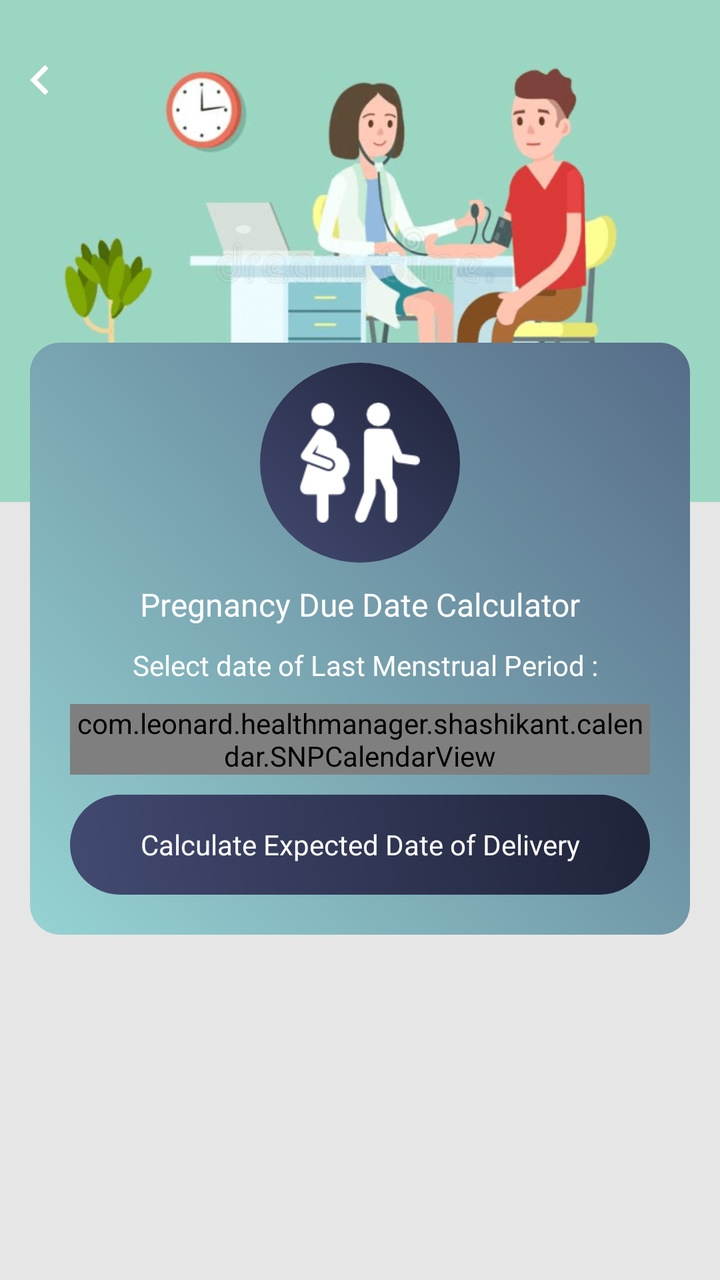
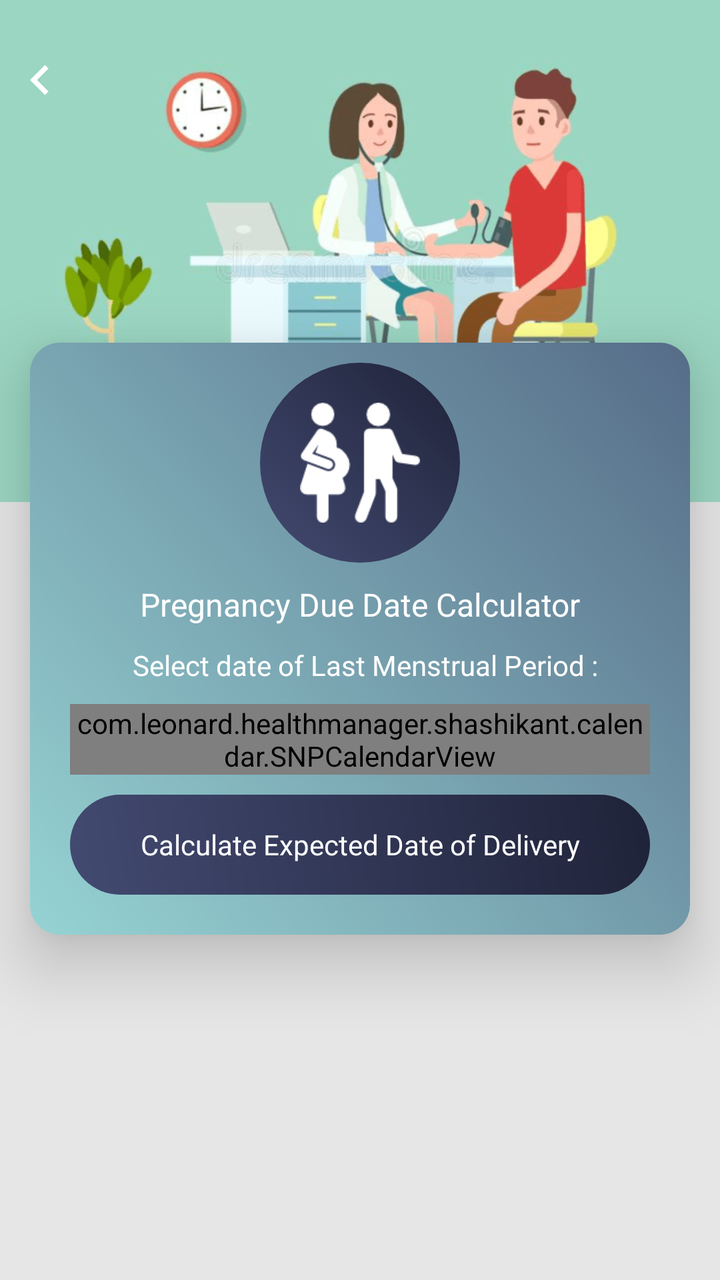

Two renders of the same Android screen: before a commit and after it. Below are the layout's source before the change and the commit's diff.
<!-- AndroidManifest.xml: application theme AppTheme -->
<!-- res/layout/pregnancy_due_date_calculator.xml -->
<?xml version="1.0" encoding="utf-8"?>
<RelativeLayout xmlns:android="http://schemas.android.com/apk/res/android"
    xmlns:aapt="http://schemas.android.com/aapt"
    xmlns:app="http://schemas.android.com/apk/res-auto"
    android:layout_width="match_parent"
    android:layout_height="match_parent"
    android:background="@color/gray_color"
    android:orientation="vertical">

    <RelativeLayout
        android:id="@+id/banner"
        android:layout_width="match_parent"
        android:layout_height="wrap_content"
        android:background="@mipmap/calculator_banner_2">

    </RelativeLayout>

    <ImageView
        android:id="@+id/iv_back"
        android:layout_width="40dp"
        android:layout_height="40dp"
        android:layout_alignParentLeft="true"
        android:layout_alignParentTop="true"
        android:layout_marginTop="20dp"
        android:padding="5dp"
        android:src="@drawable/ic_chevron_left_white_24dp" />


    <LinearLayout
        android:id="@+id/cardviewone"
        android:layout_marginBottom="60dp"
        android:layout_width="match_parent"
        android:layout_height="wrap_content"
        android:layout_below="@+id/banner"
        android:layout_marginLeft="@dimen/text_15"
        android:layout_marginTop="-80dp"
        android:layout_marginRight="@dimen/text_15"
        android:orientation="horizontal"
        android:background="@drawable/a2_grad_black"
        app:cardElevation="20dip">


        <ScrollView
            android:layout_width="match_parent"
            android:layout_height="wrap_content"
            android:layout_above="@+id/normal_ad_include"
            android:layout_below="@+id/tv_pregnancy">

            <LinearLayout
                android:layout_width="match_parent"
                android:layout_height="wrap_content"
                android:layout_centerInParent="true"

                android:orientation="vertical">

                <RelativeLayout
                    android:layout_width="match_parent"
                    android:layout_height="wrap_content"
                    android:layout_above="@+id/cardviewone"
                    android:layout_marginTop="10dp">

                    <RelativeLayout
                        android:id="@+id/rel12"
                        android:layout_width="100dp"
                        android:layout_height="100dp"
                        android:layout_centerInParent="true"
                        android:background="@drawable/a3_grad">

                        <ImageView
                            android:id="@+id/iv_pregnancy"
                            android:layout_width="60dp"
                            android:layout_height="60dp"
                            android:layout_centerInParent="true"
                            android:layout_centerHorizontal="true"
                            android:src="@drawable/img_pregnancy_due_date" />
                    </RelativeLayout>
                </RelativeLayout>


                <TextView
                    android:id="@+id/tv_pregnancy"
                    android:layout_width="match_parent"
                    android:layout_height="wrap_content"
                    android:layout_below="@+id/rel12"
                    android:layout_centerHorizontal="true"
                    android:layout_margin="10dp"
                    android:text="@string/Pregnancy_Due_Date_Calculator"
                    android:textAlignment="center"
                    android:textColor="@color/white"
                    android:textSize="@dimen/textsize_16" />


                <TextView
                    android:id="@+id/tv_date"
                    android:layout_width="match_parent"
                    android:layout_height="wrap_content"
                    android:layout_above="@+id/mFCalendarView"
                    android:layout_marginBottom="10dp"
                    android:gravity="center"
                    android:inputType="numberDecimal"
                    android:paddingLeft="5dp"
                    android:text="@string/Select_date_of_Last_Menstrual_Period"
                    android:textColor="@color/white"
                    android:textColorHint="@color/white"
                    android:textSize="@dimen/textsize_14" />

                <com.leonard.healthmanager.shashikant.calendar.SNPCalendarView
                    android:id="@+id/mFCalendarView"
                    android:layout_width="wrap_content"
                    android:layout_height="wrap_content"
                    android:layout_centerInParent="true"
                    android:background="@color/line_color"
                    android:layout_gravity="top|bottom|left|right|center_vertical|fill_vertical|center_horizontal|fill_horizontal|center|fill|start|end"
                    android:layout_marginLeft="20dp"
                    android:layout_marginRight="20dp" />

                <TextView
                    android:id="@+id/tv_search_date"
                    android:layout_width="match_parent"
                    android:layout_height="50dp"
                    android:layout_below="@+id/mFCalendarView"
                    android:layout_marginLeft="20dp"
                    android:layout_marginTop="10dp"
                    android:layout_marginBottom="@dimen/text_20"
                    android:layout_marginRight="20dp"
                    android:background="@drawable/a3_grad"
                    android:gravity="center"
                    android:text="@string/Calculate_Expected_Date_of_Delivery"
                    android:textColor="@color/white"
                    android:textColorHint="@color/white"
                    android:textSize="@dimen/textsize_14" />
            </LinearLayout>
        </ScrollView>

    </LinearLayout>

    <LinearLayout
        android:id="@+id/normal_ad_include"
        android:layout_width="match_parent"
        android:layout_height="wrap_content"
        android:orientation="vertical"
        android:layout_alignParentBottom="true"
        android:gravity="center"/>

    
</RelativeLayout>
<!-- resources referenced by this layout -->
<resources>
  <color name="gray_color">#E6E6E6</color>
  <color name="line_color">#9BB5C1</color>
  <color name="white">#ffffff</color>
  <dimen name="text_15">15sp</dimen>
  <dimen name="text_20">20sp</dimen>
  <dimen name="textsize_14">14sp</dimen>
  <dimen name="textsize_16">16sp</dimen>
  <!-- drawable a2_grad_black (drawable) -->
  <?xml version="1.0" encoding="utf-8"?>
  <shape xmlns:android="http://schemas.android.com/apk/res/android">
      <gradient
          android:angle="225"
          android:endColor="#96D3D3"
          android:startColor="#566C88" />
  
      <corners android:radius="15dp"/>
  
  </shape>
  <!-- drawable a3_grad (drawable) -->
  <?xml version="1.0" encoding="utf-8"?>
  <shape xmlns:android="http://schemas.android.com/apk/res/android">
  <gradient
      android:angle="225"
      android:endColor="#434A71"
      android:startColor="#1F2339" />
  
  <corners android:radius="200dp"/>
  
  </shape>
  <!-- drawable ic_chevron_left_white_24dp (drawable) -->
  <vector android:height="24dp" android:tint="#FFFFFF"
      android:viewportHeight="24" android:viewportWidth="24"
      android:width="24dp" xmlns:android="http://schemas.android.com/apk/res/android">
      <path android:fillColor="@android:color/white" android:pathData="M15.41,7.41L14,6l-6,6 6,6 1.41,-1.41L10.83,12z"/>
  </vector>
  <!-- drawable img_pregnancy_due_date: png bitmap (drawable, 1671 bytes) -->
  <!-- mipmap calculator_banner_2: png bitmap (mipmap-xhdpi, 70074 bytes) -->
  <string name="Calculate_Expected_Date_of_Delivery">Calculate Expected Date of Delivery</string>
  <string name="Pregnancy_Due_Date_Calculator">Pregnancy Due Date Calculator</string>
  <string name="Select_date_of_Last_Menstrual_Period">Select date of Last Menstrual Period :</string>
  <style name="AppTheme" parent="Theme.AppCompat.Light.DarkActionBar">
          
          <item name="colorPrimary">@color/colorPrimary</item>
          <item name="colorPrimaryDark">@color/colorPrimaryDark</item>
          <item name="colorAccent">@color/colorAccent</item>
      </style>
  <color name="colorPrimary">#434A71</color>
  <color name="colorPrimaryDark">#1F2339</color>
  <color name="colorAccent">#1F2339</color>
</resources>

<!-- the commit's change to res/layout/pregnancy_due_date_calculator.xml (unified diff, before → after) -->
@@ -37,7 +37,7 @@
         android:layout_marginRight="@dimen/text_15"
         android:orientation="horizontal"
         android:background="@drawable/a2_grad_black"
-        app:cardElevation="20dip">
+        android:elevation="20dp">
 
 
         <ScrollView
